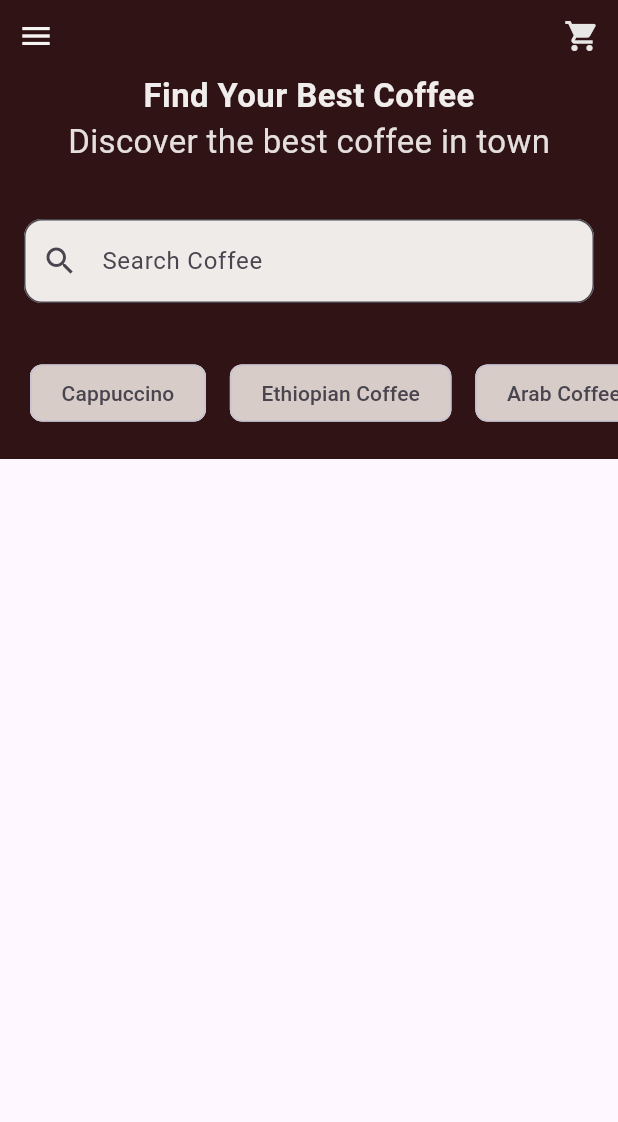
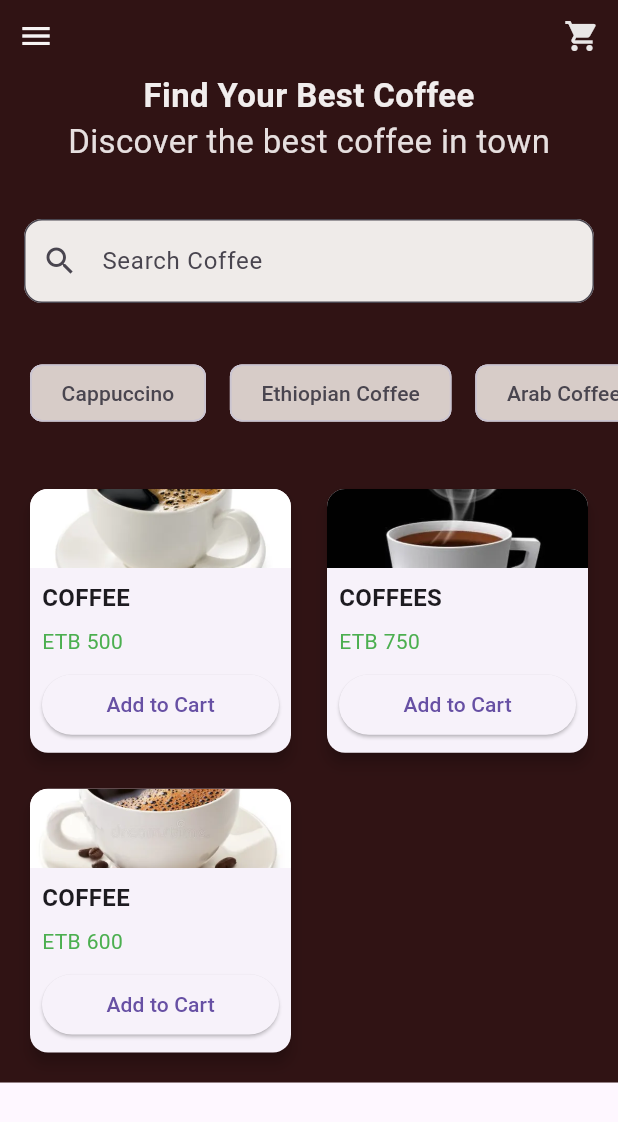
Before and after one commit to KALU56/friday_code_night, a Flutter app: the HomePage screen opened by its route, on a phone screen of 412 x 824 dp. Shown: the top 1122 px of the screen. Run offline on Flutter 3.47's test engine with Material 3 defaults, Android fonts, the phone set to English and light mode, and no system bars.

Commit message:
feat: add images of product

```diff
--- a/coffee_shop/lib/screen/Home.dart
+++ b/coffee_shop/lib/screen/Home.dart
@@ -1,5 +1,19 @@
 import 'package:flutter/material.dart';
+// Product model to hold data
+class Product {
+  final String name;
+  final String price;
+  final String imagePath;
 
+  Product({required this.name, required this.price, required this.imagePath});
+}
+
+// Sample product list
+final List<Product> products = [
+  Product(name: 'COFFEE', price: 'ETB 500', imagePath: 'assets/images/coffee1.webp'),
+  Product(name: 'COFFEES', price: 'ETB 750', imagePath: 'assets/images/coffee2.webp'),
+  Product(name: 'COFFEE', price: 'ETB 600', imagePath: 'assets/images/coffee3.webp'),
+];
 class HomePage extends StatelessWidget {
   const HomePage({super.key});
 
@@ -83,6 +97,9 @@ class HomePage extends StatelessWidget {
                 ),
               ),
             SizedBox(height: 20),
+            Container(
+              child:ProductList(),),
+
 
 
           ],
@@ -94,8 +111,79 @@ class HomePage extends StatelessWidget {
 
     );
   }
+}class ProductList extends StatelessWidget {
+  const ProductList({super.key});
+
+  @override
+  Widget build(BuildContext context) {
+    return GridView.builder(
+      padding: const EdgeInsets.all(16),
+      shrinkWrap: true,                             // Add this
+      physics: const NeverScrollableScrollPhysics(), // And this
+      itemCount: products.length,
+      gridDelegate: const SliverGridDelegateWithFixedCrossAxisCount(
+        crossAxisCount: 2,         // 2 cards per row
+        crossAxisSpacing: 16,
+        mainAxisSpacing: 16,
+        childAspectRatio: 0.99,     // Adjust height
+      ),
+      itemBuilder: (context, index) {
+        return ProductCard(product: products[index]);
+      },
+    );
+  }
 }
 
+class ProductCard extends StatelessWidget {
+  final Product product;
+
+  const ProductCard({super.key, required this.product});
+
+  @override
+  Widget build(BuildContext context) {
+    return Card(
+      elevation: 4,
+      shape: RoundedRectangleBorder(borderRadius: BorderRadius.circular(12)),
+      child: Column(
+        crossAxisAlignment: CrossAxisAlignment.stretch,
+        children: [
+          Expanded(
+            child: ClipRRect(
+              borderRadius: const BorderRadius.vertical(top: Radius.circular(12)),
+              child: Image.asset(
+                product.imagePath,
+                fit: BoxFit.cover,
+              ),
+            ),
+          ),
+          Padding(
+            padding: const EdgeInsets.all(8.0),
+            child: Text(
+              product.name,
+              style: const TextStyle(fontSize: 16, fontWeight: FontWeight.bold),
+            ),
+          ),
+          Padding(
+            padding: const EdgeInsets.symmetric(horizontal: 8.0),
+            child: Text(
+              product.price,
+              style: const TextStyle(fontSize: 14, color: Colors.green),
+            ),
+          ),
+          Padding(
+            padding: const EdgeInsets.all(8.0),
+            child: ElevatedButton(
+              onPressed: () {
+                print('Added ${product.name} to cart');
+              },
+              child: const Text('Add to Cart'),
+            ),
+          ),
+        ],
+      ),
+    );
+  }
+}
   Widget Coffee(String label) {
     return Padding(
       padding: const EdgeInsets.symmetric(horizontal: 8.0),
@@ -106,3 +194,35 @@ class HomePage extends StatelessWidget {
       ),
     );
   }
+class BottomNav extends StatefulWidget {
+  const BottomNav({super.key});
+
+  @override
+  State<BottomNav> createState() => _BottomNavState();
+}
+
+class _BottomNavState extends State<BottomNav> {
+  @override
+  Widget build(BuildContext context) {
+    return Scaffold(
+      body: Row(
+        children: [
+                    BottomNavigationBarItem(
+            icon: Icon(Icons.home),
+            label: 'Home',
+          ),
+          BottomNavigationBarItem(
+            icon: Icon(Icons.search),
+            label: 'Search',
+          ),
+          BottomNavigationBarItem(
+            icon: Icon(Icons.person),
+            label: 'Profile',
+          ),
+
+        ],
+      ),
+
+    );
+  }
+}
```
Also changed, not shown: coffee_shop/assets/images/coffee1.webp (added), coffee_shop/assets/images/coffee2.webp (added), coffee_shop/assets/images/coffee3.webp (added).
